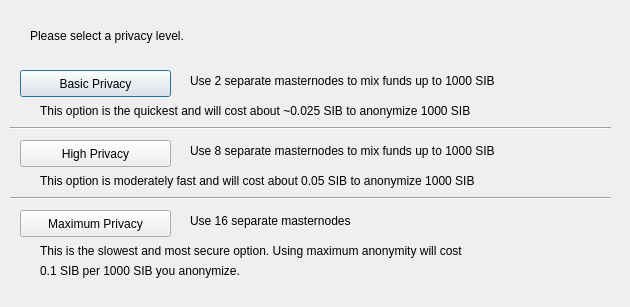
Above: src/qt/forms/darksendconfig.ui from mytestcoin/mytestcoin before the change. Below: the same form after it.
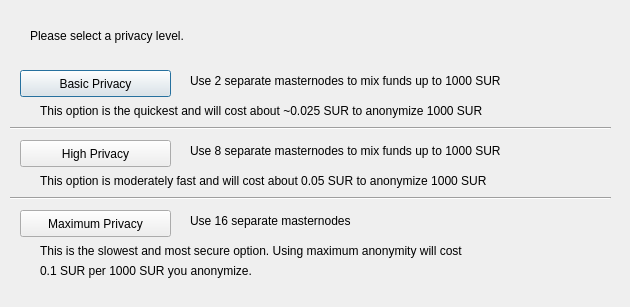
That is the form after the change.

Patch:
```diff
--- a/src/qt/forms/darksendconfig.ui
+++ b/src/qt/forms/darksendconfig.ui
@@ -75,7 +75,7 @@
     </rect>
    </property>
    <property name="text">
-    <string>Use 2 separate masternodes to mix funds up to 1000 SIB</string>
+    <string>Use 2 separate masternodes to mix funds up to 1000 SUR</string>
    </property>
   </widget>
   <widget class="QLabel" name="label_3">
@@ -88,7 +88,7 @@
     </rect>
    </property>
    <property name="text">
-    <string>Use 8 separate masternodes to mix funds up to 1000 SIB</string>
+    <string>Use 8 separate masternodes to mix funds up to 1000 SUR</string>
    </property>
   </widget>
   <widget class="QLabel" name="label_4">
@@ -114,7 +114,7 @@
     </rect>
    </property>
    <property name="text">
-    <string>This option is the quickest and will cost about ~0.025 SIB to anonymize 1000 SIB</string>
+    <string>This option is the quickest and will cost about ~0.025 SUR to anonymize 1000 SUR</string>
    </property>
   </widget>
   <widget class="QLabel" name="label_7">
@@ -127,7 +127,7 @@
     </rect>
    </property>
    <property name="text">
-    <string>This option is moderately fast and will cost about 0.05 SIB to anonymize 1000 SIB</string>
+    <string>This option is moderately fast and will cost about 0.05 SUR to anonymize 1000 SUR</string>
    </property>
   </widget>
   <widget class="QLabel" name="label_8">
@@ -153,7 +153,7 @@
     </rect>
    </property>
    <property name="text">
-    <string>0.1 SIB per 1000 SIB you anonymize.</string>
+    <string>0.1 SUR per 1000 SUR you anonymize.</string>
    </property>
   </widget>
   <widget class="Line" name="line">
```
